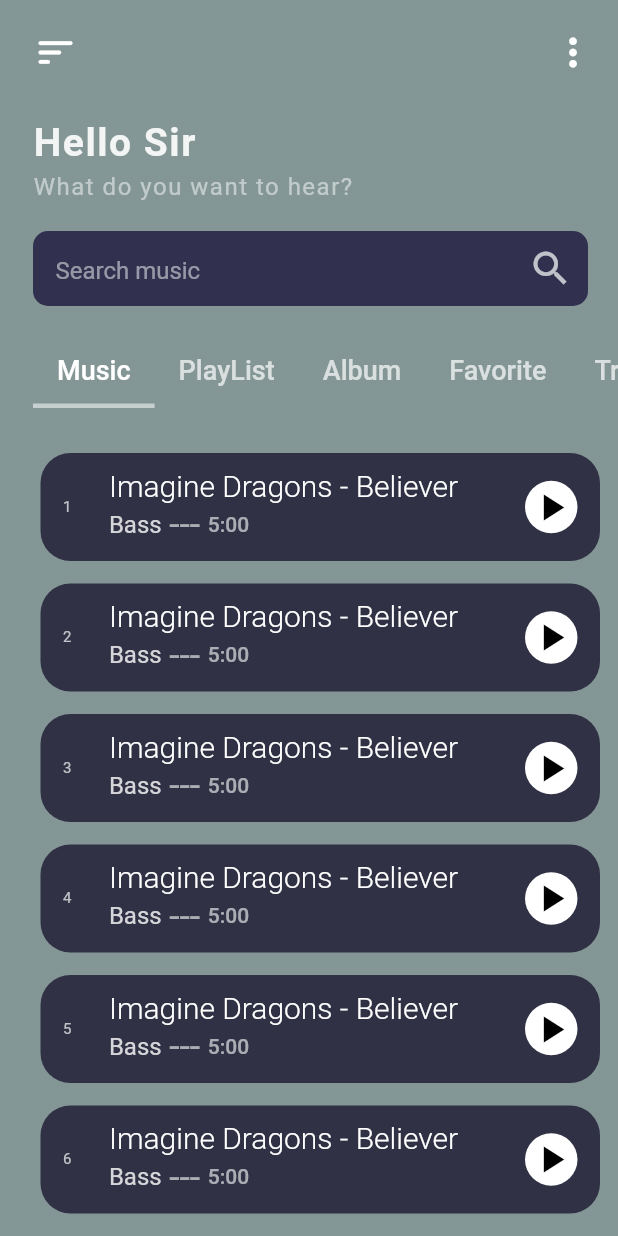
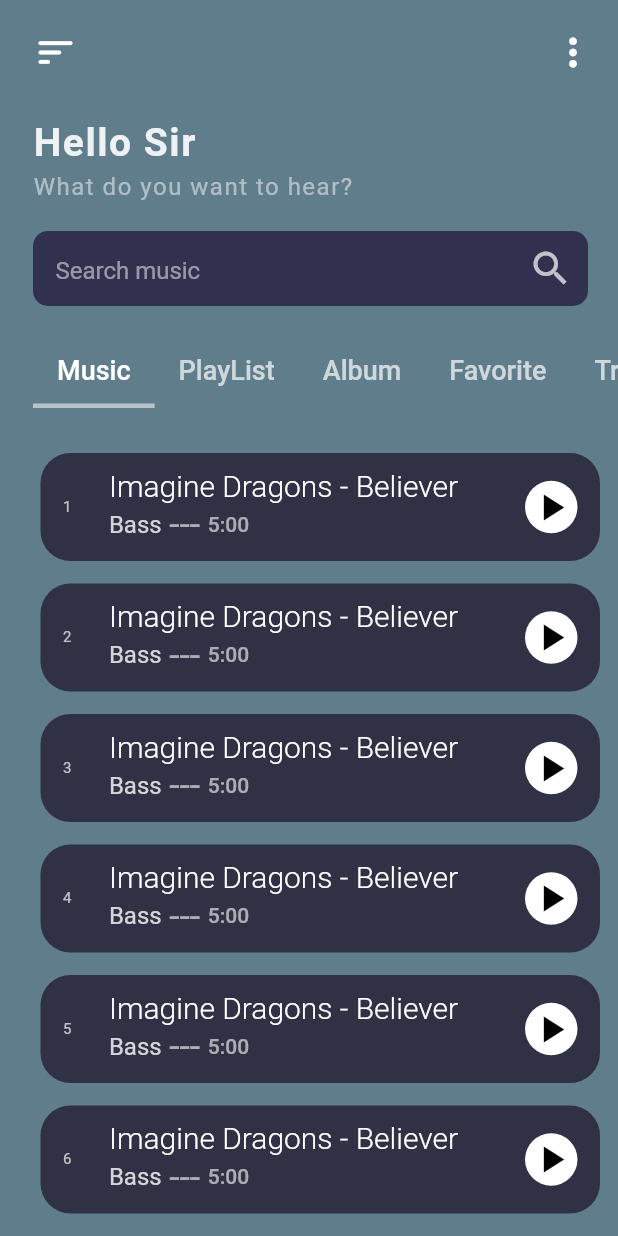
Before and after one commit to Queenzy-Ongeye/Big-Beats, a Flutter app: the screen it shows after launch, on a phone screen of 412 x 824 dp. Run offline on Flutter 3.47's test engine with Material 2 defaults, Android fonts, the phone set to English and light mode, and no system bars; missing offline and left inert: dart:js.

```diff
--- a/lib/HomePage.dart
+++ b/lib/HomePage.dart
@@ -20,7 +20,7 @@ class HomePage extends StatelessWidget {
               ]),
         ),
         child: Scaffold(
-          backgroundColor: Colors.transparent,
+          backgroundColor: Colors.blueGrey,
           body: SafeArea(
             child: Padding(
               padding: EdgeInsets.only(top: 20, left: 22),
@@ -139,13 +139,18 @@ class HomePage extends StatelessWidget {
                     ],
                   ),
                   Flexible(
-                      flex: 1,
-                      child: TabBarView(children: [
+                    flex: 1,
+                    child: TabBarView(
+                      children: [
                         MusicList(),
                         PlayList(),
-                        Container(color: Colors.red),
-                        Container(color: Colors.red),
-                      ]))
+                        PlayList(),
+                        PlayList(),
+                        PlayList(),
+                        PlayList(),
+                      ],
+                    ),
+                  ),
                 ],
               ),
             ),
```
